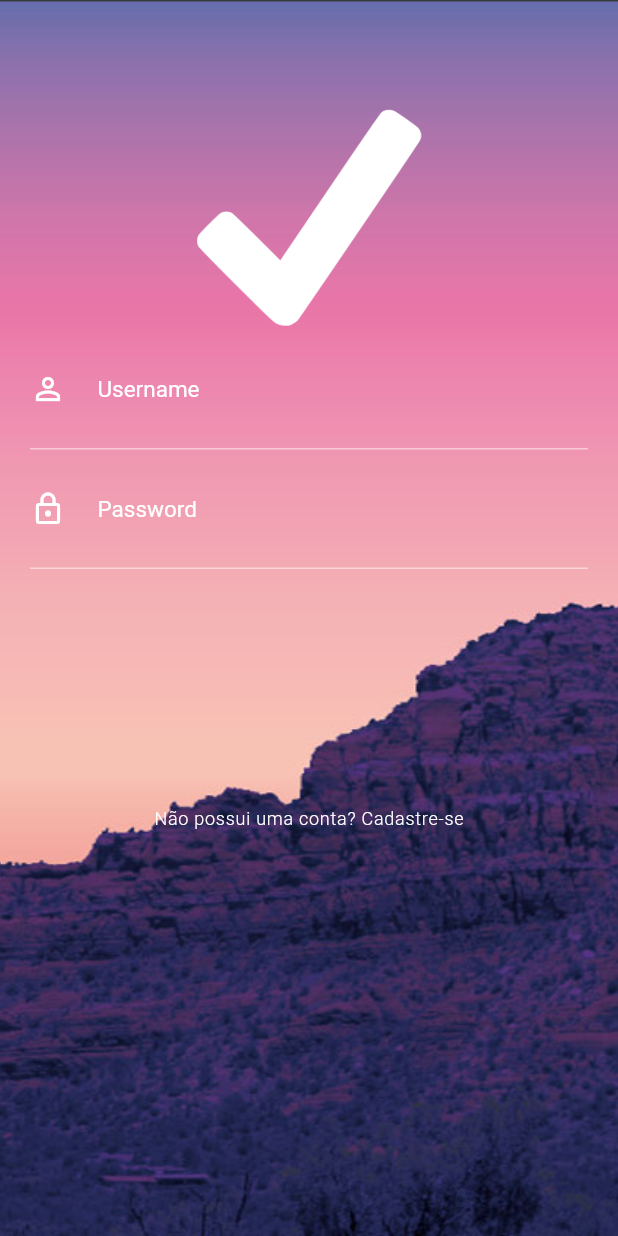
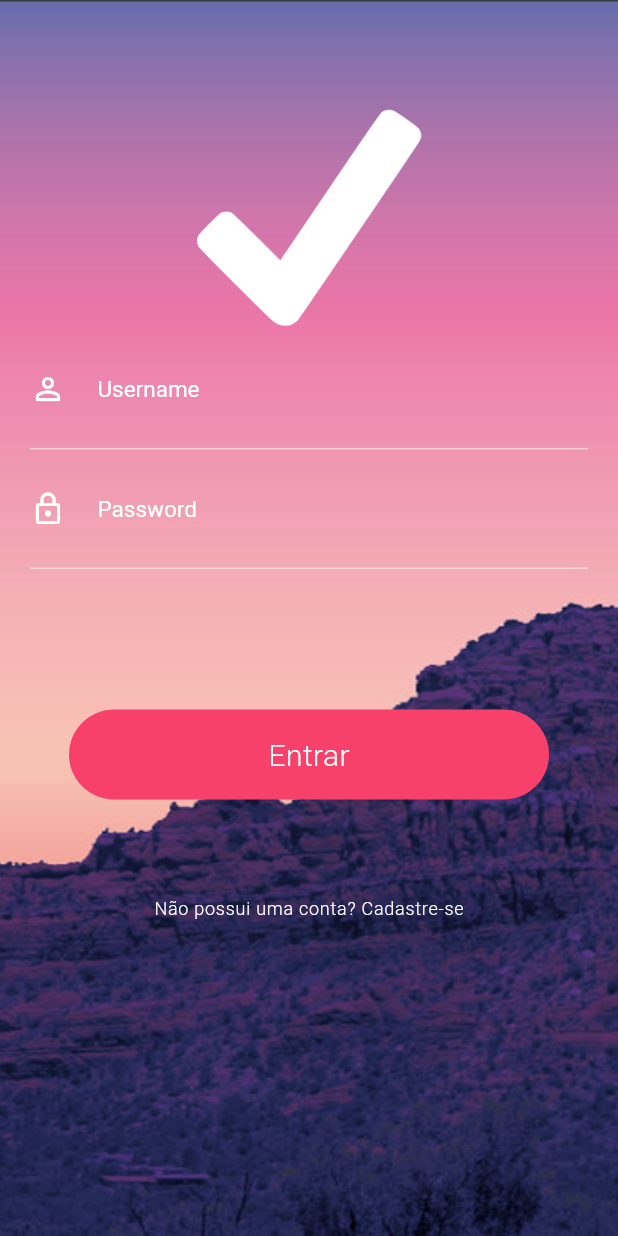
Before and after one commit to mayconfrancisco/flutter_login_animation, a Flutter app: the screen it shows after launch, on a phone screen of 412 x 824 dp. Run offline on Flutter 3.47's test engine with Material 2 defaults, Android fonts, the phone set to English and light mode, and no system bars.

Commit message:
adicionada animação na tela de login

```diff
--- a/lib/screens/login/login_screen.dart
+++ b/lib/screens/login/login_screen.dart
@@ -1,13 +1,24 @@
 import 'package:flutter/material.dart';
 import 'package:flutter_login_animation/screens/login/widgets/form_container.dart';
 import 'package:flutter_login_animation/screens/login/widgets/sign_up_button.dart';
+import 'package:flutter_login_animation/screens/login/widgets/stagger_animation.dart';
 
 class LoginScreen extends StatefulWidget {
   @override
   _LoginScreenState createState() => _LoginScreenState();
 }
 
-class _LoginScreenState extends State<LoginScreen> {
+class _LoginScreenState extends State<LoginScreen>
+    with SingleTickerProviderStateMixin {
+  AnimationController _animationController;
+
+  @override
+  void initState() {
+    super.initState();
+    _animationController =
+        AnimationController(vsync: this, duration: Duration(seconds: 2));
+  }
+
   @override
   Widget build(BuildContext context) {
     return Scaffold(
@@ -35,7 +46,8 @@ class _LoginScreenState extends State<LoginScreen> {
                     FormContainer(),
                     SignUpButton(),
                   ],
-                )
+                ),
+                StaggerAnimation(_animationController.view),
               ],
             )
           ],
@@ -43,4 +55,10 @@ class _LoginScreenState extends State<LoginScreen> {
       ),
     );
   }
+
+  @override
+  void dispose() {
+    _animationController.dispose();
+    super.dispose();
+  }
 }
--- a/lib/screens/login/widgets/sign_up_button.dart
+++ b/lib/screens/login/widgets/sign_up_button.dart
@@ -4,7 +4,7 @@ class SignUpButton extends StatelessWidget {
   @override
   Widget build(BuildContext context) {
     return FlatButton(
-        padding: EdgeInsets.only(top: 160),
+        padding: EdgeInsets.only(top: 220),
         onPressed: () {
           print('clicou em cadastre-se');
         },
--- /dev/null
+++ b/lib/screens/login/widgets/stagger_animation.dart
@@ -0,0 +1,70 @@
+import 'package:flutter/material.dart';
+import 'package:flutter/scheduler.dart' show timeDilation;
+
+class StaggerAnimation extends StatelessWidget {
+  final AnimationController animationController;
+  final Animation<double> buttonSqueeze;
+  final Animation<double> buttonZoomOut;
+
+  StaggerAnimation(this.animationController)
+      : buttonSqueeze = Tween<double>(begin: 320, end: 60).animate(
+            CurvedAnimation(
+                parent: animationController, curve: Interval(0.0, 0.15))),
+        buttonZoomOut = Tween(begin: 60.0, end: 1000.0).animate(CurvedAnimation(
+            parent: animationController,
+            curve: Interval(0.5, 1, curve: Curves.bounceOut)));
+
+  Widget _buildAnimation(BuildContext context, Widget child) {
+    timeDilation = 1;
+
+    return Padding(
+      padding: EdgeInsets.only(bottom: 80),
+      child: InkWell(
+          onTap: () {
+            animationController.forward();
+          },
+          child: buttonZoomOut.value <= 60
+              ? Container(
+                  width: buttonSqueeze.value,
+                  height: 60,
+                  alignment: Alignment.center,
+                  decoration: BoxDecoration(
+                      color: Color.fromRGBO(247, 64, 106, 1.0),
+                      borderRadius: BorderRadius.all(Radius.circular(30))),
+                  child: _buildInside(context),
+                )
+              : Container(
+                  width: buttonZoomOut.value,
+                  height: buttonZoomOut.value,
+                  decoration: BoxDecoration(
+                      color: Color.fromRGBO(247, 64, 106, 1.0),
+                      borderRadius: BorderRadius.all(Radius.circular(30))),
+                )),
+    );
+  }
+
+  Widget _buildInside(BuildContext context) {
+    if (buttonSqueeze.value > 75) {
+      return Text(
+        'Entrar',
+        style: TextStyle(
+            color: Colors.white,
+            fontSize: 20,
+            fontWeight: FontWeight.w300,
+            letterSpacing: 0.3),
+      );
+    }
+    return CircularProgressIndicator(
+      valueColor: AlwaysStoppedAnimation<Color>(
+        Colors.white,
+      ),
+      strokeWidth: 1.0,
+    );
+  }
+
+  @override
+  Widget build(BuildContext context) {
+    return AnimatedBuilder(
+        animation: animationController, builder: _buildAnimation);
+  }
+}
```
